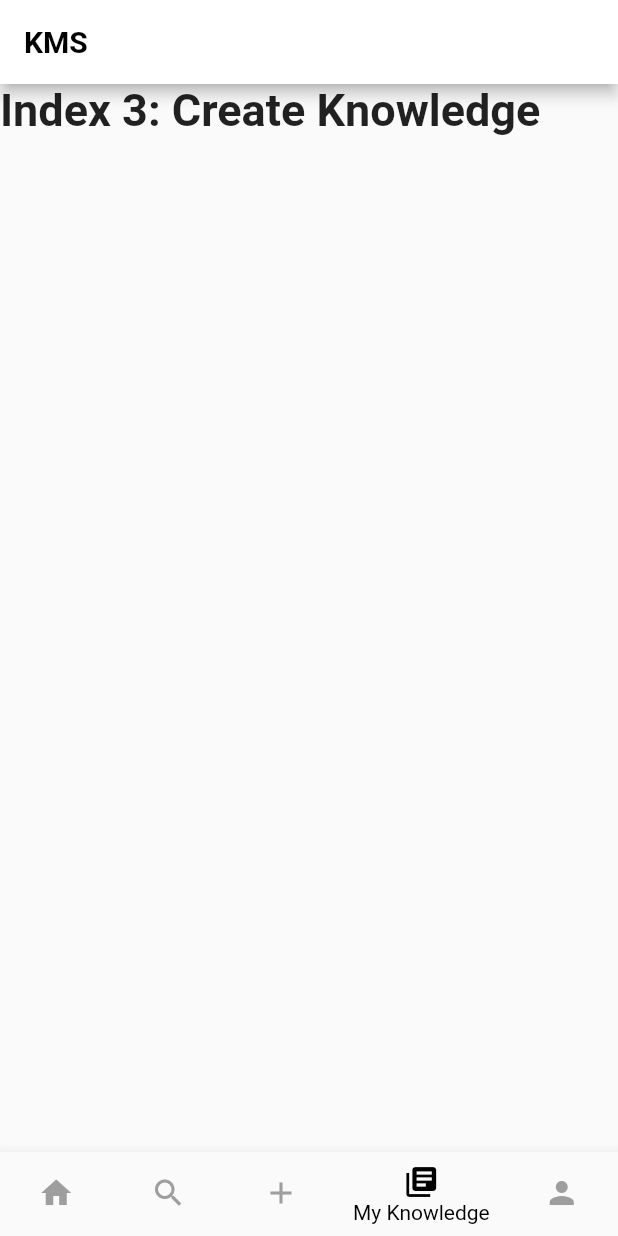
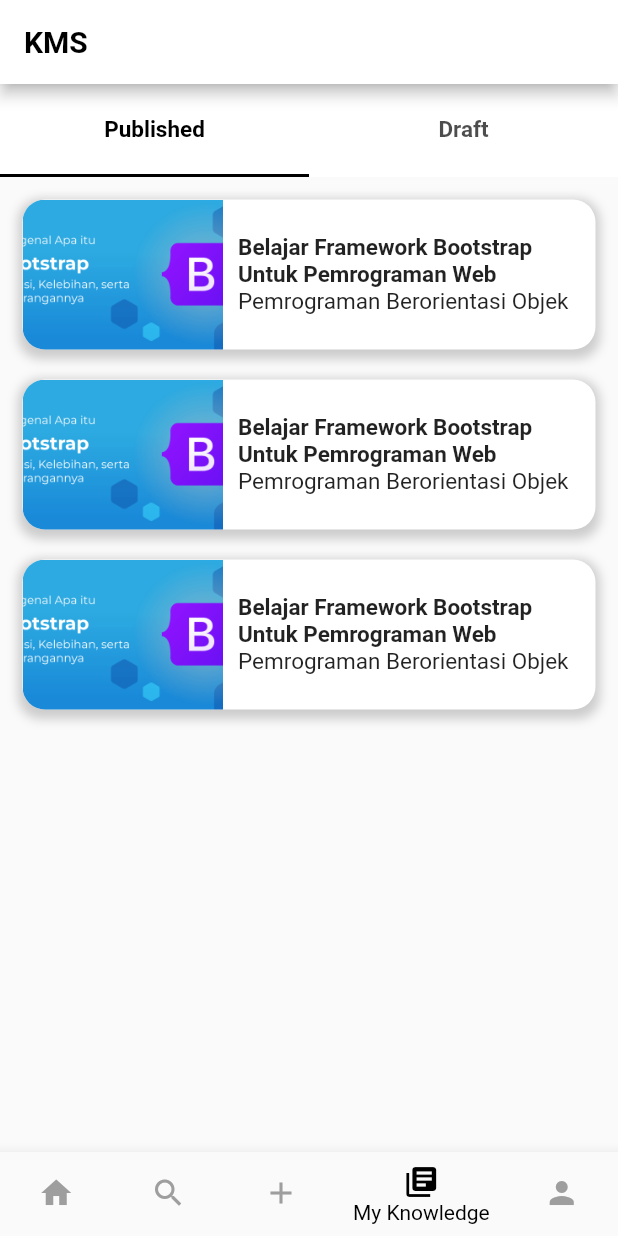
Before and after one commit to AlvinIndrawan/my_kms_repo, a Flutter app: the screen it shows after launch, item 4 of the bottom bar chosen, on a phone screen of 412 x 824 dp. Run offline on Flutter 3.47's test engine with Material 2 defaults, Android fonts, the phone set to English and light mode, and no system bars.

Commit message:
Slicing UI MyKnowledge

```diff
--- a/lib/pages/home/create-knowledge.dart
+++ b/lib/pages/home/create-knowledge.dart
@@ -92,28 +92,6 @@ class _CreateKnowledgeState extends State<CreateKnowledge> {
         SizedBox(
           height: 10,
         ),
-        //PENJELASAN
-        Row(
-          children: [
-            Text('Penjelasan'),
-            Text(
-              '*', // Add your mandatory icon (e.g., an asterisk)
-              style: TextStyle(
-                color: Colors.red,
-              ),
-            )
-          ],
-        ),
-        TextField(
-          maxLines: 5,
-          decoration: InputDecoration(
-            border: OutlineInputBorder(),
-            hintText: 'Penjelasan isi knowledge',
-          ),
-        ),
-        SizedBox(
-          height: 10,
-        ),
         //UPLOAD GAMBAR COVER
         Text('Gambar cover'),
         SizedBox(
@@ -132,6 +110,29 @@ class _CreateKnowledgeState extends State<CreateKnowledge> {
               backgroundColor:
                   MaterialStateProperty.all<Color>(Color(0xffc1c1c1)),
             ),
+          ),
+        ),
+
+        SizedBox(
+          height: 10,
+        ),
+        //PENJELASAN
+        Row(
+          children: [
+            Text('Penjelasan'),
+            Text(
+              '*', // Add your mandatory icon (e.g., an asterisk)
+              style: TextStyle(
+                color: Colors.red,
+              ),
+            )
+          ],
+        ),
+        TextField(
+          maxLines: 7,
+          decoration: InputDecoration(
+            border: OutlineInputBorder(),
+            hintText: 'Penjelasan isi knowledge',
           ),
         ),
         SizedBox(
--- a/lib/pages/home/homepage.dart
+++ b/lib/pages/home/homepage.dart
@@ -3,6 +3,7 @@ import 'package:flutter/material.dart';
 import 'home.dart';
 import 'search.dart';
 import 'create-knowledge.dart';
+import 'myknowledge.dart';
 
 class Homepage extends StatefulWidget {
   const Homepage({super.key});
@@ -20,12 +21,9 @@ class _HomepageState extends State<Homepage> {
     Home(),
     Search(),
     CreateKnowledge(),
+    Myknowledge(),
     Text(
-      'Index 3: Create Knowledge',
-      style: optionStyle,
-    ),
-    Text(
-      'Index 4: My Knowledge',
+      'Hello World!',
       style: optionStyle,
     ),
   ];
--- /dev/null
+++ b/lib/pages/home/myknowledge.dart
@@ -0,0 +1,152 @@
+import 'package:flutter/material.dart';
+
+class Myknowledge extends StatefulWidget {
+  @override
+  _MyknowledgeState createState() => _MyknowledgeState();
+}
+
+class _MyknowledgeState extends State<Myknowledge>
+    with SingleTickerProviderStateMixin {
+  late TabController _tabController;
+
+  @override
+  void initState() {
+    super.initState();
+    _tabController = TabController(length: 2, vsync: this);
+  }
+
+  @override
+  void dispose() {
+    _tabController.dispose();
+    super.dispose();
+  }
+
+  @override
+  Widget build(BuildContext context) {
+    return Column(
+      children: <Widget>[
+        Container(
+          color: Colors.white,
+          child: TabBar(
+            controller: _tabController,
+            tabs: const <Widget>[
+              Tab(
+                height: 60,
+                child: Text(
+                  'Published',
+                  style: TextStyle(
+                    fontSize: 15,
+                    fontWeight: FontWeight.bold,
+                  ),
+                ),
+              ),
+              Tab(
+                height: 60,
+                child: Text(
+                  'Draft',
+                  style: TextStyle(
+                    fontSize: 15,
+                    fontWeight: FontWeight.bold,
+                  ),
+                ),
+              ),
+            ],
+            labelColor: Colors.black,
+          ),
+        ),
+        Expanded(
+          child: TabBarView(
+            controller: _tabController,
+            children: <Widget>[
+              //PUBLISHED TAB
+              ListView(
+                padding: EdgeInsets.all(15),
+                children: [
+                  CustomCard(),
+                  CustomCard(),
+                  CustomCard(),
+                ],
+              ),
+              //DRAFT TAB
+              ListView(
+                padding: EdgeInsets.all(15),
+                children: [
+                  CustomCard(),
+                  CustomCard(),
+                ],
+              ),
+            ],
+          ),
+        ),
+      ],
+    );
+  }
+}
+
+// CUSTOM WIDGET
+
+class CustomCard extends StatelessWidget {
+  @override
+  Widget build(BuildContext context) {
+    return Container(
+      // padding: EdgeInsets.all(15),
+      margin: EdgeInsets.only(bottom: 20),
+      decoration: BoxDecoration(
+        color: Colors.white,
+        borderRadius:
+            BorderRadius.circular(15.0), // Set container background color
+        boxShadow: [
+          BoxShadow(
+            color: Colors.grey.withOpacity(0.5), // Set shadow color
+            spreadRadius: 3, // Set the spread radius of the shadow
+            blurRadius: 5, // Set the blur radius of the shadow
+            offset: Offset(0, 3), // Set the offset of the shadow
+          ),
+        ],
+      ),
+      child: Row(
+        children: [
+          ClipRRect(
+            borderRadius: BorderRadius.only(
+              topLeft: Radius.circular(15),
+              bottomLeft: Radius.circular(15),
+            ),
+            child: Image.asset(
+              'assets/images/contoh card.png',
+              fit: BoxFit.cover,
+              width: (MediaQuery.of(context).size.width - 30) * 0.35,
+              height: 100,
+            ),
+          ),
+          Padding(
+            padding: EdgeInsets.all(10),
+            child: Column(
+              crossAxisAlignment: CrossAxisAlignment.start,
+              children: [
+                Container(
+                  width: ((MediaQuery.of(context).size.width - 30) * 0.65) - 20,
+                  child: Text(
+                    'Belajar Framework Bootstrap Untuk Pemrograman Web',
+                    style: TextStyle(
+                      fontSize: 15,
+                      fontWeight: FontWeight.bold,
+                    ),
+                  ),
+                ),
+                Container(
+                  width: ((MediaQuery.of(context).size.width - 30) * 0.65) - 20,
+                  child: Text(
+                    'Pemrograman Berorientasi Objek',
+                    style: TextStyle(
+                      fontSize: 15,
+                    ),
+                  ),
+                ),
+              ],
+            ),
+          ),
+        ],
+      ),
+    );
+  }
+}
--- a/lib/pages/home/search.dart
+++ b/lib/pages/home/search.dart
@@ -64,6 +64,7 @@ class CustomCard extends StatelessWidget {
               'assets/images/contoh card.png',
               fit: BoxFit.cover,
               width: MediaQuery.of(context).size.width,
+              height: 180,
             ),
           ),
           Padding(
```
